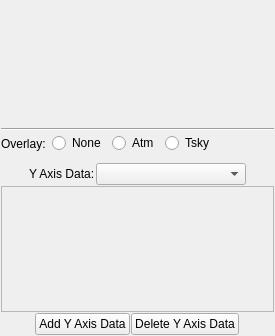
This is code/plotms/GuiTabs/PlotMSAxesTab.ui in pkgw/casa as Qt 5 draws it before an edit. The edited form follows.
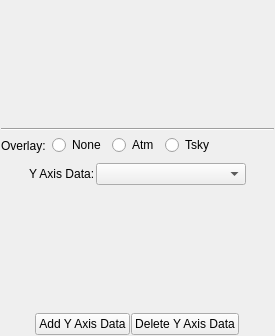
This is the edited form.

The edit to the form file:
```diff
--- a/code/plotms/GuiTabs/PlotMSAxesTab.ui
+++ b/code/plotms/GuiTabs/PlotMSAxesTab.ui
@@ -69,7 +69,7 @@
         <x>0</x>
         <y>0</y>
         <width>271</width>
-        <height>23</height>
+        <height>27</height>
        </rect>
       </property>
       <layout class="QHBoxLayout" name="horizontalLayout_2">
@@ -183,7 +183,7 @@
       </sizepolicy>
      </property>
      <property name="frameShape">
-      <enum>QFrame::StyledPanel</enum>
+      <enum>QFrame::NoFrame</enum>
      </property>
      <property name="frameShadow">
       <enum>QFrame::Sunken</enum>
```
